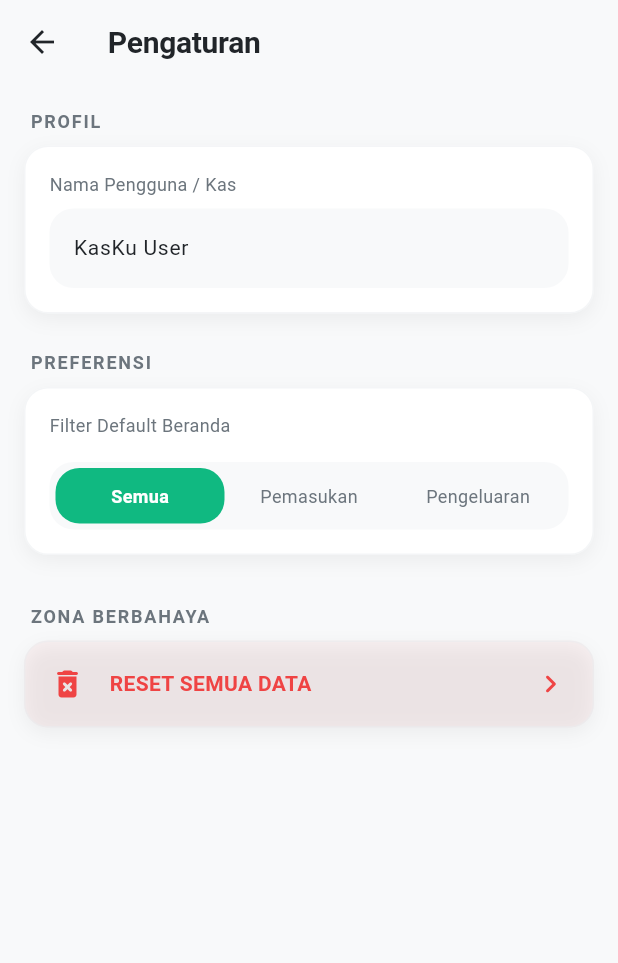
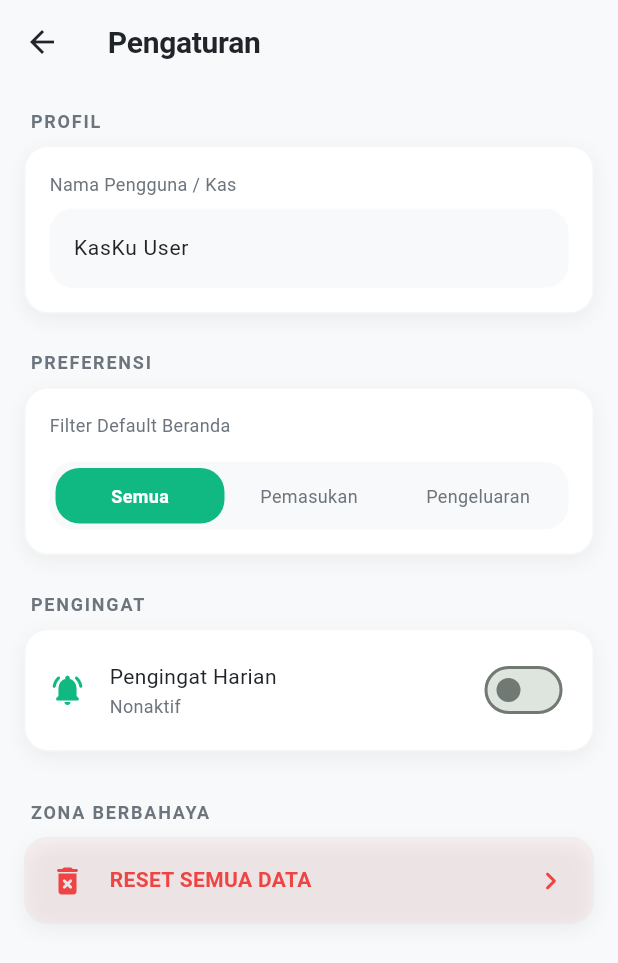
Before and after one commit to hifnikhalid18-lang/Smartkas, a Flutter app: the screen it shows after launch, after a tap on the "notifications none" icon, on a phone screen of 412 x 824 dp. Shown: the top 963 px of the screen. Run offline on Flutter 3.47's test engine with Material 3 defaults, Android fonts, the phone set to English and light mode, and no system bars; our stand-ins replace file_picker, flutter_local_notifications, share_plus, shared_preferences, timezone.

Commit message:
feat: add daily local reminder notifications and settings

```diff
--- a/lib/main.dart
+++ b/lib/main.dart
@@ -1,8 +1,11 @@
 import 'package:flutter/material.dart';
 import 'screens/splash_screen.dart';
 import 'utils/app_styles.dart';
+import 'services/local_notification_service.dart';
 
-void main() {
+void main() async {
+  WidgetsFlutterBinding.ensureInitialized();
+  await LocalNotificationService.init();
   runApp(const KasKuApp());
 }
 
--- a/lib/screens/settings_screen.dart
+++ b/lib/screens/settings_screen.dart
@@ -3,6 +3,7 @@ import '../providers/settings_provider.dart';
 import '../providers/transaction_provider.dart';
 import '../utils/app_styles.dart';
 import '../widgets/reusable_card.dart';
+import '../widgets/reminder_settings_card.dart';
 
 class SettingsScreen extends StatefulWidget {
   const SettingsScreen({super.key});
@@ -79,6 +80,10 @@ class _SettingsScreenState extends State<SettingsScreen> {
                     ],
                   ),
                 ),
+
+                const SizedBox(height: AppSpacing.lg),
+                _buildSectionTitle('PENGINGAT'),
+                const ReminderSettingsCard(),
 
                 const SizedBox(height: AppSpacing.xl),
                 _buildSectionTitle('ZONA BERBAHAYA'),
--- /dev/null
+++ b/lib/services/local_notification_service.dart
@@ -0,0 +1,78 @@
+import 'package:flutter_local_notifications/flutter_local_notifications.dart';
+import 'package:timezone/timezone.dart' as tz;
+import 'package:timezone/data/latest.dart' as tz;
+import 'dart:io';
+
+class LocalNotificationService {
+  static final FlutterLocalNotificationsPlugin _notificationsPlugin = FlutterLocalNotificationsPlugin();
+
+  static Future<void> init() async {
+    tz.initializeTimeZones();
+
+    const AndroidInitializationSettings initializationSettingsAndroid =
+        AndroidInitializationSettings('@mipmap/ic_launcher');
+
+    const DarwinInitializationSettings initializationSettingsIOS = DarwinInitializationSettings(
+      requestAlertPermission: true,
+      requestBadgePermission: true,
+      requestSoundPermission: true,
+    );
+
+    const InitializationSettings initializationSettings = InitializationSettings(
+      android: initializationSettingsAndroid,
+      iOS: initializationSettingsIOS,
+    );
+
+    await _notificationsPlugin.initialize(
+      initializationSettings,
+      onDidReceiveNotificationResponse: (NotificationResponse response) {
+        // Handle notification tap if needed
+      },
+    );
+  }
+
+  static Future<void> scheduleDailyNotification({
+    required int id,
+    required String title,
+    required String body,
+    required int hour,
+    required int minute,
+  }) async {
+    // Cancel existing notification with same ID first
+    await _notificationsPlugin.cancel(id);
+
+    await _notificationsPlugin.zonedSchedule(
+      id,
+      title,
+      body,
+      _nextInstanceOfTime(hour, minute),
+      const NotificationDetails(
+        android: AndroidNotificationDetails(
+          'daily_reminder_channel',
+          'Daily Reminders',
+          channelDescription: 'Notifications to remind you to record transactions',
+          importance: Importance.max,
+          priority: Priority.high,
+        ),
+        iOS: DarwinNotificationDetails(),
+      ),
+      androidScheduleMode: AndroidScheduleMode.exactAllowWhileIdle,
+      uiLocalNotificationDateInterpretation: UILocalNotificationDateInterpretation.absoluteTime,
+      matchDateTimeComponents: DateTimeComponents.time,
+    );
+  }
+
+  static Future<void> cancelNotification(int id) async {
+    await _notificationsPlugin.cancel(id);
+  }
+
+  static tz.TZDateTime _nextInstanceOfTime(int hour, int minute) {
+    final tz.TZDateTime now = tz.TZDateTime.now(tz.local);
+    tz.TZDateTime scheduledDate =
+        tz.TZDateTime(tz.local, now.year, now.month, now.day, hour, minute);
+    if (scheduledDate.isBefore(now)) {
+      scheduledDate = scheduledDate.add(const Duration(days: 1));
+    }
+    return scheduledDate;
+  }
+}
--- /dev/null
+++ b/lib/widgets/reminder_settings_card.dart
@@ -0,0 +1,99 @@
+import 'package:flutter/material.dart';
+import '../utils/app_styles.dart';
+import '../providers/settings_provider.dart';
+import 'reusable_card.dart';
+
+class ReminderSettingsCard extends StatelessWidget {
+  const ReminderSettingsCard({super.key});
+
+  @override
+  Widget build(BuildContext context) {
+    return ListenableBuilder(
+      listenable: settingsProvider,
+      builder: (context, _) {
+        final hour = settingsProvider.reminderHour.toString().padLeft(2, '0');
+        final minute = settingsProvider.reminderMinute.toString().padLeft(2, '0');
+
+        return ReusableCard(
+          margin: const EdgeInsets.only(top: AppSpacing.sm),
+          child: Column(
+            children: [
+              Row(
+                children: [
+                  const Icon(Icons.notifications_active_rounded, color: AppColors.accent),
+                  const SizedBox(width: AppSpacing.md),
+                  Expanded(
+                    child: Column(
+                      crossAxisAlignment: CrossAxisAlignment.start,
+                      children: [
+                        const Text('Pengingat Harian', style: AppTextStyles.body),
+                        Text(
+                          settingsProvider.isReminderEnabled
+                              ? 'Aktif pada $hour:$minute'
+                              : 'Nonaktif',
+                          style: AppTextStyles.caption,
+                        ),
+                      ],
+                    ),
+                  ),
+                  Switch(
+                    value: settingsProvider.isReminderEnabled,
+                    onChanged: (value) => settingsProvider.toggleReminder(value),
+                    activeColor: AppColors.accent,
+                  ),
+                ],
+              ),
+              if (settingsProvider.isReminderEnabled) ...[
+                const Padding(
+                  padding: EdgeInsets.symmetric(vertical: AppSpacing.sm),
+                  child: Divider(color: AppColors.border, thickness: 0.5),
+                ),
+                InkWell(
+                  onTap: () => _selectTime(context),
+                  child: Padding(
+                    padding: const EdgeInsets.symmetric(vertical: AppSpacing.xs),
+                    child: Row(
+                      children: [
+                        const Icon(Icons.access_time_rounded, color: AppColors.secondaryText, size: 20),
+                        const SizedBox(width: AppSpacing.md),
+                        const Text('Atur Jam Pengingat', style: AppTextStyles.body),
+                        const Spacer(),
+                        Text('$hour:$minute', style: AppTextStyles.body.copyWith(fontWeight: FontWeight.bold)),
+                        const Icon(Icons.chevron_right_rounded, color: AppColors.secondaryText),
+                      ],
+                    ),
+                  ),
+                ),
+              ],
+            ],
+          ),
+        );
+      },
+    );
+  }
+
+  Future<void> _selectTime(BuildContext context) async {
+    final TimeOfDay? picked = await showTimePicker(
+      context: context,
+      initialTime: TimeOfDay(
+        hour: settingsProvider.reminderHour,
+        minute: settingsProvider.reminderMinute,
+      ),
+      builder: (context, child) {
+        return Theme(
+          data: Theme.of(context).copyWith(
+            colorScheme: const ColorScheme.light(
+              primary: AppColors.accent,
+              onPrimary: Colors.white,
+              onSurface: AppColors.primaryText,
+            ),
+          ),
+          child: child!,
+        );
+      },
+    );
+    if (picked != null) {
+      settingsProvider.setReminderTime(picked.hour, picked.minute);
+    }
+  }
+}
--- a/pubspec.yaml
+++ b/pubspec.yaml
@@ -31,6 +31,8 @@ dependencies:
   file_picker: 8.1.7
   path_provider: ^2.1.5
   share_plus: 10.1.4
+  flutter_local_notifications: ^21.0.0
+  timezone: ^0.11.0
 
 dev_dependencies:
   flutter_test:
```
Also changed, not shown: lib/providers/settings_provider.dart (+49 -0 lines), pubspec.lock, 2 other files.
